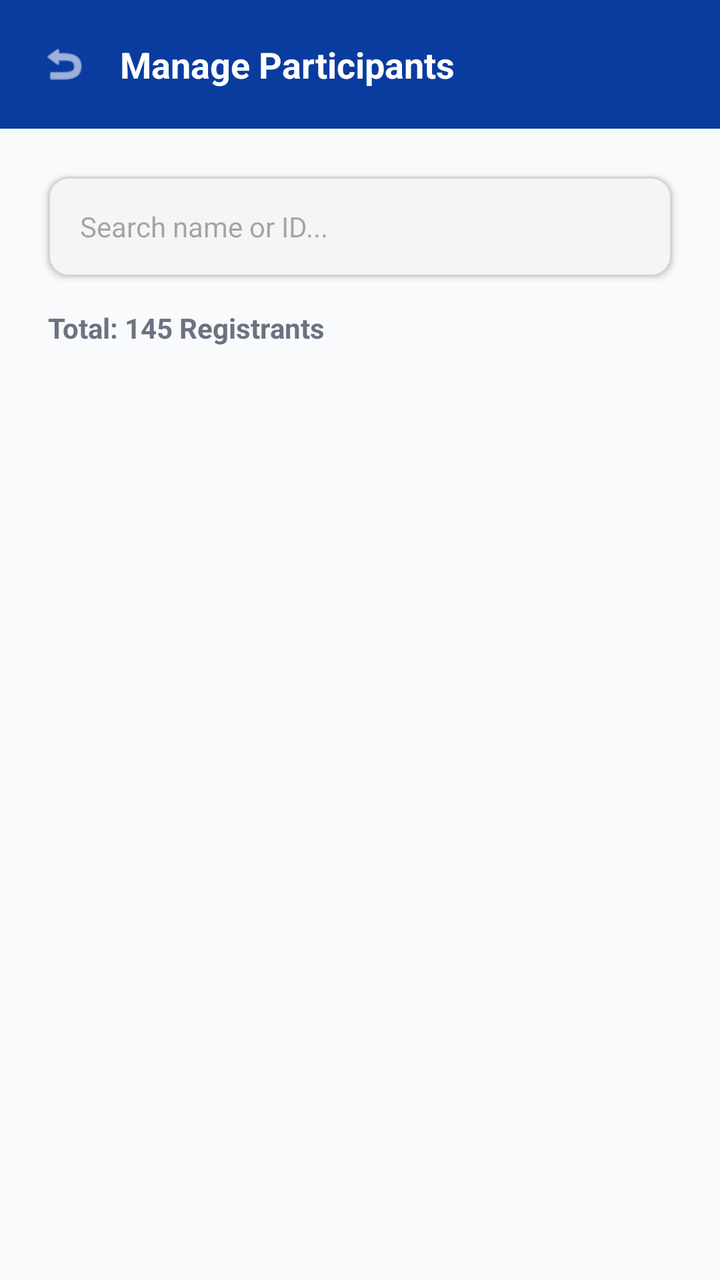
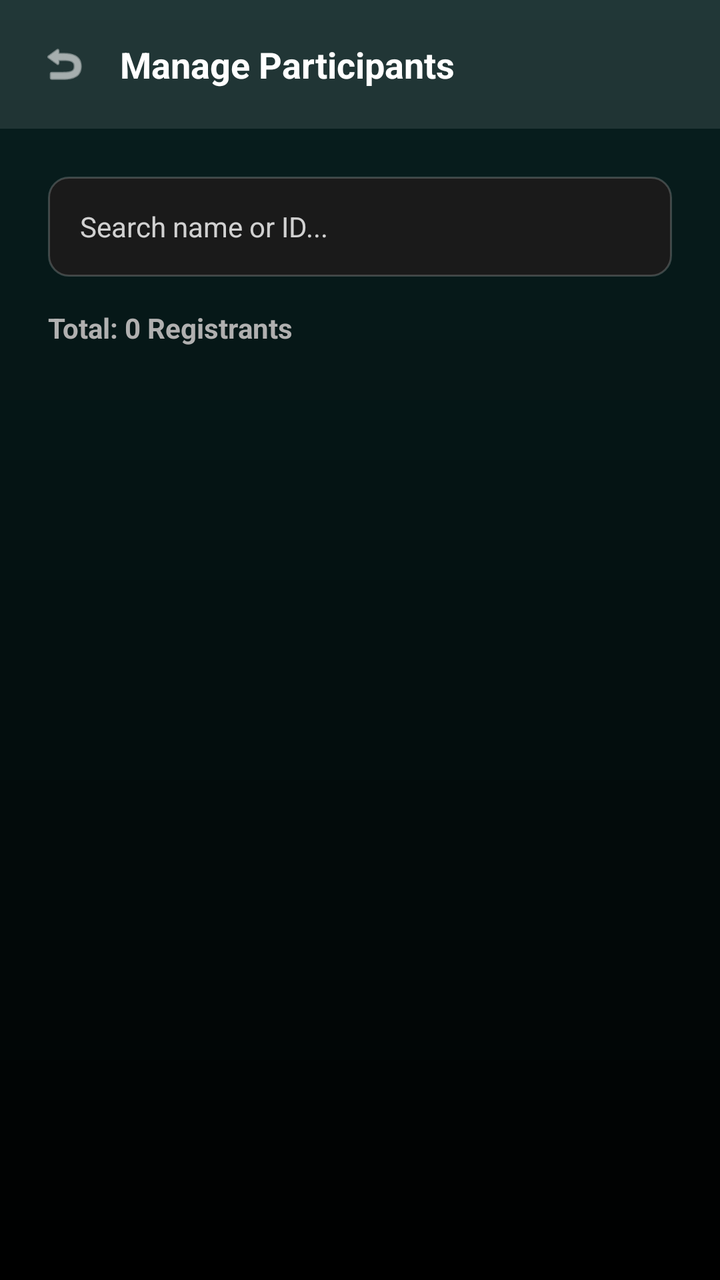

The first picture is an Android layout as it rendered before a commit; the second is the same layout after the commit. The layout source and the unified diff follow.
<!-- AndroidManifest.xml: application theme Theme.CampusConnectProject -->
<!-- res/layout/activity_manage_peserta.xml -->
<?xml version="1.0" encoding="utf-8"?>
<androidx.constraintlayout.widget.ConstraintLayout
    xmlns:android="http://schemas.android.com/apk/res/android"
    xmlns:app="http://schemas.android.com/apk/res-auto"
    xmlns:tools="http://schemas.android.com/tools"
    android:layout_width="match_parent"
    android:layout_height="match_parent"
    android:background="#F9FAFB"
    tools:context=".ui.panitia.ManagePesertaActivity">

    <LinearLayout
        android:id="@+id/headerManage"
        android:layout_width="match_parent"
        android:layout_height="wrap_content"
        android:background="#0A3C9F"
        android:orientation="horizontal"
        android:padding="20dp"
        android:gravity="center_vertical"
        app:layout_constraintTop_toTopOf="parent">

        <ImageView
            android:id="@+id/btnBackManage"
            android:layout_width="24dp"
            android:layout_height="24dp"
            android:src="@android:drawable/ic_menu_revert"
            app:tint="#FFFFFF" />

        <TextView
            android:layout_width="wrap_content"
            android:layout_height="wrap_content"
            android:layout_marginStart="16dp"
            android:text="Manage Participants"
            android:textColor="#FFFFFF"
            android:textSize="18sp"
            android:textStyle="bold" />
    </LinearLayout>

    <EditText
        android:id="@+id/etSearchPeserta"
        android:layout_width="match_parent"
        android:layout_height="50dp"
        android:layout_marginHorizontal="24dp"
        android:layout_marginTop="24dp"
        android:background="@drawable/bg_input_rounded"
        android:elevation="2dp"
        android:hint="Search name or ID..."
        android:paddingStart="16dp"
        android:textSize="14sp"
        app:layout_constraintTop_toBottomOf="@id/headerManage" />

    <TextView
        android:id="@+id/tvTotalPeserta"
        android:layout_width="match_parent"
        android:layout_height="wrap_content"
        android:layout_marginHorizontal="24dp"
        android:layout_marginTop="16dp"
        android:text="Total: 145 Registrants"
        android:textColor="#6B7280"
        android:textSize="14sp"
        android:textStyle="bold"
        app:layout_constraintTop_toBottomOf="@id/etSearchPeserta" />

    <androidx.recyclerview.widget.RecyclerView
        android:id="@+id/rvDaftarPeserta"
        android:layout_width="match_parent"
        android:layout_height="0dp"
        android:layout_marginTop="12dp"
        app:layout_constraintBottom_toBottomOf="parent"
        app:layout_constraintTop_toBottomOf="@id/tvTotalPeserta" />

</androidx.constraintlayout.widget.ConstraintLayout>
<!-- resources referenced by this layout -->
<resources>
  <!-- drawable bg_input_rounded (drawable) -->
  <?xml version="1.0" encoding="utf-8"?>
  <shape xmlns:android="http://schemas.android.com/apk/res/android" android:shape="rectangle">
      <solid android:color="@color/bg_input" />
      <stroke android:width="1dp" android:color="#D1D5DB" />
      <corners android:radius="10dp" />
  </shape>
  <style name="Theme.CampusConnectProject" parent="Base.Theme.CampusConnectProject" />
  <color name="bg_input">#F5F5F5</color>
  <style name="Base.Theme.CampusConnectProject" parent="Theme.Material3.DayNight.NoActionBar">
          <item name="android:forceDarkAllowed" tools:targetApi="q">false</item>
      </style>
</resources>

<!-- the commit's change to res/layout/activity_manage_peserta.xml (unified diff, before → after) -->
@@ -5,14 +5,14 @@
     xmlns:tools="http://schemas.android.com/tools"
     android:layout_width="match_parent"
     android:layout_height="match_parent"
-    android:background="#F9FAFB"
+    android:background="@drawable/bg_main_gradient"
     tools:context=".ui.panitia.ManagePesertaActivity">
 
     <LinearLayout
         android:id="@+id/headerManage"
         android:layout_width="match_parent"
         android:layout_height="wrap_content"
-        android:background="#0A3C9F"
+        android:background="#1AFFFFFF"
         android:orientation="horizontal"
         android:padding="20dp"
         android:gravity="center_vertical"
@@ -23,14 +23,14 @@
             android:layout_width="24dp"
             android:layout_height="24dp"
             android:src="@android:drawable/ic_menu_revert"
-            app:tint="#FFFFFF" />
+            app:tint="@color/white" />
 
         <TextView
             android:layout_width="wrap_content"
             android:layout_height="wrap_content"
             android:layout_marginStart="16dp"
             android:text="Manage Participants"
-            android:textColor="#FFFFFF"
+            android:textColor="@color/white"
             android:textSize="18sp"
             android:textStyle="bold" />
     </LinearLayout>
@@ -42,10 +42,11 @@
         android:layout_marginHorizontal="24dp"
         android:layout_marginTop="24dp"
         android:background="@drawable/bg_input_rounded"
-        android:elevation="2dp"
         android:hint="Search name or ID..."
         android:paddingStart="16dp"
         android:textSize="14sp"
+        android:textColor="@color/white"
+        android:textColorHint="#CCFFFFFF"
         app:layout_constraintTop_toBottomOf="@id/headerManage" />
 
     <TextView
@@ -54,8 +55,8 @@
         android:layout_height="wrap_content"
         android:layout_marginHorizontal="24dp"
         android:layout_marginTop="16dp"
-        android:text="Total: 145 Registrants"
-        android:textColor="#6B7280"
+        android:text="Total: 0 Registrants"
+        android:textColor="#B0B0B0"
         android:textSize="14sp"
         android:textStyle="bold"
         app:layout_constraintTop_toBottomOf="@id/etSearchPeserta" />
<!-- resource entries referenced after the edit -->
@@ -1,16 +1,35 @@
 <!-- resources referenced by this layout -->
 <resources>
+  <color name="white">#FFFFFFFF</color>
   <!-- drawable bg_input_rounded (drawable) -->
   <?xml version="1.0" encoding="utf-8"?>
   <shape xmlns:android="http://schemas.android.com/apk/res/android" android:shape="rectangle">
       <solid android:color="@color/bg_input" />
-      <stroke android:width="1dp" android:color="#D1D5DB" />
+      <stroke android:width="1dp" android:color="#33FFFFFF" />
       <corners android:radius="10dp" />
   </shape>
+  <!-- drawable bg_main_gradient (drawable) -->
+  <?xml version="1.0" encoding="utf-8"?>
+  <shape xmlns:android="http://schemas.android.com/apk/res/android"
+      android:shape="rectangle">
+      <gradient
+          android:angle="270"
+          android:endColor="@color/bg_gradient_end"
+          android:startColor="@color/bg_gradient_start"
+          android:type="linear" />
+  </shape>
   <style name="Theme.CampusConnectProject" parent="Base.Theme.CampusConnectProject" />
-  <color name="bg_input">#F5F5F5</color>
+  <color name="bg_input">#1A1A1A</color>
+  <color name="bg_gradient_end">#000000</color>
+  <color name="bg_gradient_start">#082020</color>
   <style name="Base.Theme.CampusConnectProject" parent="Theme.Material3.DayNight.NoActionBar">
+          
+          <item name="colorPrimary">@color/warna_primer</item>
+          <item name="android:statusBarColor">@color/bg_gradient_start</item>
+          <item name="android:navigationBarColor">@color/bg_gradient_end</item>
+          <item name="android:windowBackground">@drawable/bg_main_gradient</item>
           <item name="android:forceDarkAllowed" tools:targetApi="q">false</item>
       </style>
+  <color name="warna_primer">#00BFA5</color>
 </resources>
 
